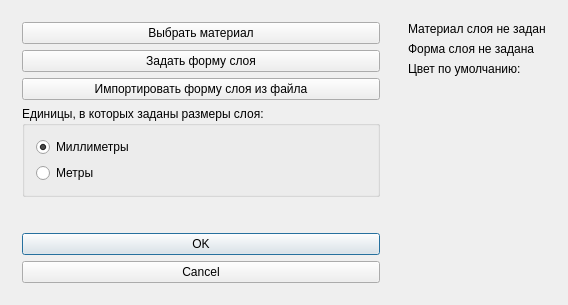
First picture: the form in src/VWindowLayer.ui, repository travenos/vari, before the edit.
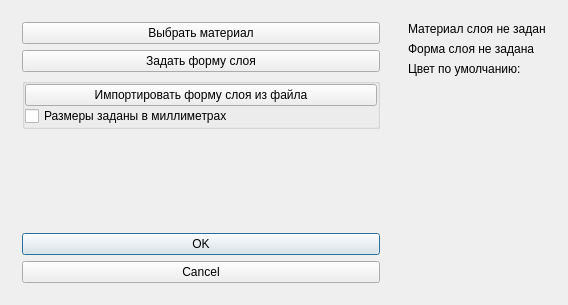
Second picture: the form after the edit.

Commit message: Implemented setting of mesh step when creating a layer from a polygon

Diff of the .ui file:
```diff
--- a/src/VWindowLayer.ui
+++ b/src/VWindowLayer.ui
@@ -42,32 +42,37 @@
         </widget>
        </item>
        <item>
-        <widget class="QPushButton" name="createFromFileButton">
-         <property name="text">
-          <string>Импортировать форму слоя из файла</string>
-         </property>
-        </widget>
-       </item>
-       <item>
-        <widget class="QGroupBox" name="unitsBox">
-         <property name="title">
-          <string>Единицы, в которых заданы размеры слоя:</string>
+        <widget class="QGroupBox" name="importBox">
+         <property name="flat">
+          <bool>false</bool>
          </property>
          <layout class="QVBoxLayout" name="verticalLayout_3">
+          <property name="spacing">
+           <number>0</number>
+          </property>
+          <property name="leftMargin">
+           <number>0</number>
+          </property>
+          <property name="topMargin">
+           <number>0</number>
+          </property>
+          <property name="rightMargin">
+           <number>0</number>
+          </property>
+          <property name="bottomMargin">
+           <number>0</number>
+          </property>
           <item>
-           <widget class="QRadioButton" name="mmRadioButton">
+           <widget class="QPushButton" name="createFromFileButton">
             <property name="text">
-             <string>Миллиметры</string>
-            </property>
-            <property name="checked">
-             <bool>true</bool>
+             <string>Импортировать форму слоя из файла</string>
             </property>
            </widget>
           </item>
           <item>
-           <widget class="QRadioButton" name="mRadioButton">
+           <widget class="QCheckBox" name="mmCheckBox">
             <property name="text">
-             <string>Метры</string>
+             <string>Размеры заданы в миллиметрах</string>
             </property>
            </widget>
           </item>
```
Left out of the diff: 7 changed lines with no effect on the pictures. The commit also changes 11 other files.
